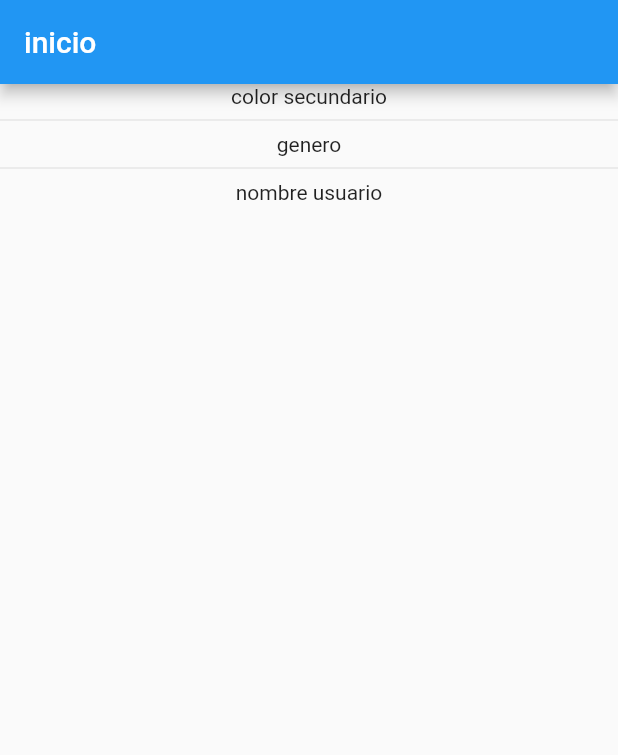
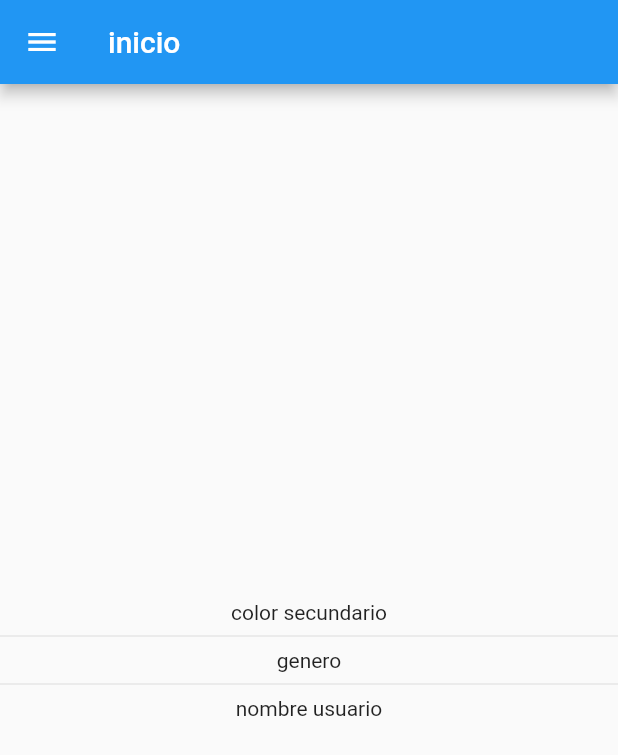
Before and after one commit to Marisabel-Condori/preferencias-de-usuario-flutter, a Flutter app: the screen it shows after launch, on a phone screen of 412 x 824 dp. Shown: the top 755 px of the screen. Run offline on Flutter 3.47's test engine with Material 2 defaults, Android fonts, the phone set to English and light mode, and no system bars.

Commit message:
menu desplegable

```diff
--- a/lib/main.dart
+++ b/lib/main.dart
@@ -8,6 +8,7 @@ class MyApp extends StatelessWidget {
   @override
   Widget build(BuildContext context) {
     return MaterialApp(
+      debugShowCheckedModeBanner: false,
       title: 'Material App',
       initialRoute: '/',
       routes: {
--- a/lib/pages/home_page.dart
+++ b/lib/pages/home_page.dart
@@ -8,7 +8,10 @@ class HomePage extends StatelessWidget {
       appBar: AppBar(
         title: Text('inicio'),
       ),
-      body: Column(
+      drawer: _crearDrawer(context),
+      body:
+        Column(
+          mainAxisAlignment: MainAxisAlignment.center,
           children: [
             Text('color secundario'),
             Divider(),
@@ -19,4 +22,42 @@ class HomePage extends StatelessWidget {
         ),
     );
   }
+
+  Drawer _crearDrawer(BuildContext context){
+    return Drawer(
+      child: ListView(
+        padding: EdgeInsets.zero,
+        children: [
+          DrawerHeader(
+            child: Container(),
+            decoration: BoxDecoration(
+              image: DecorationImage(image: AssetImage('assets/menu-img.jpg'), fit: BoxFit.cover)
+            ),
+          ),
+          ListTile(
+            leading: Icon(Icons.ac_unit, color: Colors.blue,),
+            title: Text('uno'),
+            onTap: (){},
+          ),
+          ListTile(
+            leading: Icon(Icons.ac_unit, color: Colors.blue,),
+            title: Text('dos'),
+            onTap: (){},
+          ),
+          ListTile(
+            leading: Icon(Icons.ac_unit, color: Colors.blue,),
+            title: Text('people'),
+            onTap: (){},
+          ),
+          ListTile(
+            leading: Icon(Icons.settings, color: Colors.blue,),
+            title: Text('Settings'),
+            onTap: (){
+              Navigator.pushReplacementNamed(context, 'setting');
+            },
+          ),
+        ],
+      )
+    );
   }
+}
--- a/pubspec.yaml
+++ b/pubspec.yaml
@@ -45,8 +45,8 @@ flutter:
   uses-material-design: true
 
   # To add assets to your application, add an assets section, like this:
-  # assets:
-  #   - images/a_dot_burr.jpeg
+  assets:
+    - assets/
   #   - images/a_dot_ham.jpeg
 
   # An image asset can refer to one or more resolution-specific "variants", see
```
Also changed, not shown: assets/menu-img.jpg (added), 1 other file. Lines whose indentation alone changed are shown as unchanged.
